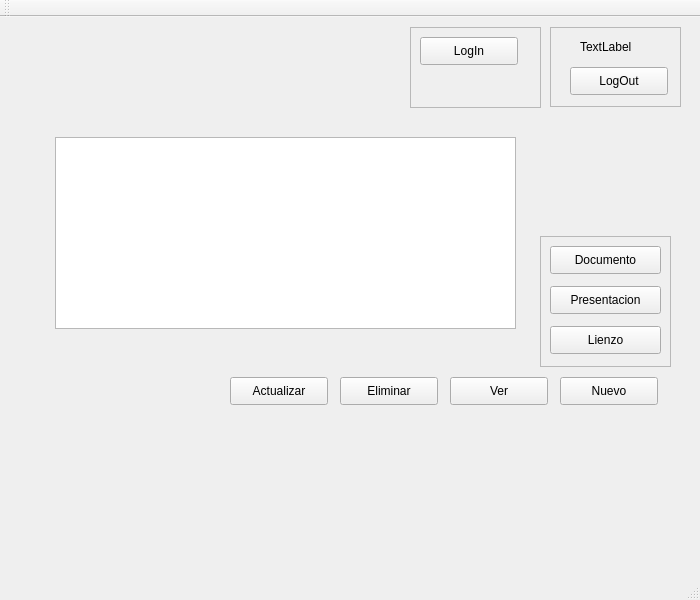
This is mainwindow.ui in MacoChave/Proyecto1_SharedFiles-Client as Qt 5 draws it before an edit. The edited form follows.
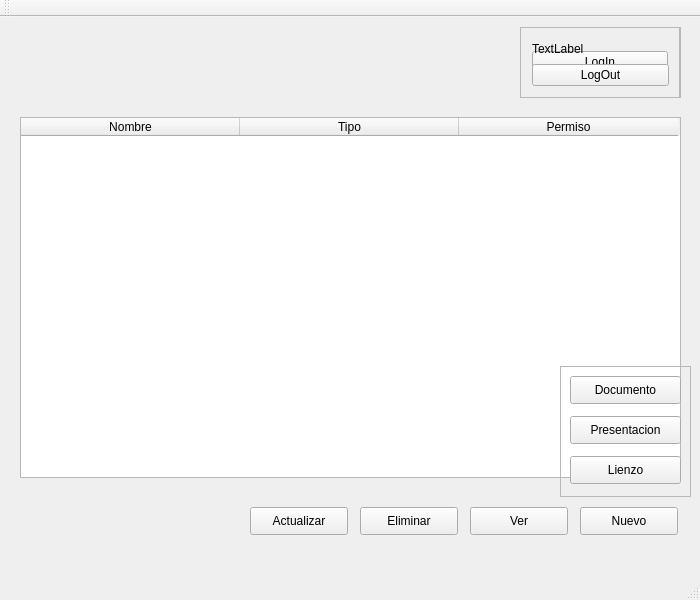
This is the edited form.

```diff
--- a/mainwindow.ui
+++ b/mainwindow.ui
@@ -17,20 +17,50 @@
    <widget class="QTableWidget" name="tblDocumentos">
     <property name="geometry">
      <rect>
-      <x>55</x>
-      <y>120</y>
-      <width>461</width>
-      <height>192</height>
+      <x>20</x>
+      <y>100</y>
+      <width>661</width>
+      <height>361</height>
      </rect>
     </property>
+    <property name="showGrid">
+     <bool>true</bool>
+    </property>
+    <property name="gridStyle">
+     <enum>Qt::SolidLine</enum>
+    </property>
+    <attribute name="horizontalHeaderVisible">
+     <bool>true</bool>
+    </attribute>
+    <attribute name="horizontalHeaderCascadingSectionResizes">
+     <bool>false</bool>
+    </attribute>
+    <attribute name="horizontalHeaderDefaultSectionSize">
+     <number>219</number>
+    </attribute>
+    <column>
+     <property name="text">
+      <string>Nombre</string>
+     </property>
+    </column>
+    <column>
+     <property name="text">
+      <string>Tipo</string>
+     </property>
+    </column>
+    <column>
+     <property name="text">
+      <string>Permiso</string>
+     </property>
+    </column>
    </widget>
    <widget class="QFrame" name="frmLogin">
     <property name="geometry">
      <rect>
-      <x>410</x>
+      <x>520</x>
       <y>10</y>
-      <width>131</width>
-      <height>81</height>
+      <width>160</width>
+      <height>71</height>
      </rect>
     </property>
     <property name="frameShape">
@@ -39,27 +69,23 @@
     <property name="frameShadow">
      <enum>QFrame::Raised</enum>
     </property>
+    <layout class="QGridLayout" name="gridLayout">
+     <item row="0" column="0">
     <widget class="QPushButton" name="btnLogin">
-     <property name="geometry">
-      <rect>
-       <x>10</x>
-       <y>10</y>
-       <width>98</width>
-       <height>28</height>
-      </rect>
-     </property>
      <property name="text">
       <string>LogIn</string>
      </property>
     </widget>
+     </item>
+    </layout>
    </widget>
    <widget class="QFrame" name="frmLogout">
     <property name="geometry">
      <rect>
-      <x>550</x>
+      <x>520</x>
       <y>10</y>
-      <width>131</width>
-      <height>80</height>
+      <width>161</width>
+      <height>71</height>
      </rect>
     </property>
     <property name="frameShape">
@@ -68,38 +94,28 @@
     <property name="frameShadow">
      <enum>QFrame::Raised</enum>
     </property>
+    <layout class="QGridLayout" name="gridLayout_2">
+     <item row="0" column="0">
     <widget class="QLabel" name="lblUsuario">
-     <property name="geometry">
-      <rect>
-       <x>30</x>
-       <y>10</y>
-       <width>81</width>
-       <height>20</height>
-      </rect>
-     </property>
      <property name="text">
       <string>TextLabel</string>
      </property>
     </widget>
+     </item>
+     <item row="1" column="0">
     <widget class="QPushButton" name="btnLogout">
-     <property name="geometry">
-      <rect>
-       <x>20</x>
-       <y>40</y>
-       <width>98</width>
-       <height>28</height>
-      </rect>
-     </property>
      <property name="text">
       <string>LogOut</string>
      </property>
     </widget>
+     </item>
+    </layout>
    </widget>
    <widget class="QPushButton" name="btnNuevo">
     <property name="geometry">
      <rect>
-      <x>560</x>
-      <y>360</y>
+      <x>580</x>
+      <y>490</y>
       <width>98</width>
       <height>28</height>
      </rect>
@@ -111,8 +127,8 @@
    <widget class="QPushButton" name="btnVer">
     <property name="geometry">
      <rect>
-      <x>450</x>
-      <y>360</y>
+      <x>470</x>
+      <y>490</y>
       <width>98</width>
       <height>28</height>
      </rect>
@@ -124,8 +140,8 @@
    <widget class="QPushButton" name="btnEliminar">
     <property name="geometry">
      <rect>
-      <x>340</x>
-      <y>360</y>
+      <x>360</x>
+      <y>490</y>
       <width>98</width>
       <height>28</height>
      </rect>
@@ -137,8 +153,8 @@
    <widget class="QPushButton" name="btnActualizar">
     <property name="geometry">
      <rect>
-      <x>230</x>
-      <y>360</y>
+      <x>250</x>
+      <y>490</y>
       <width>98</width>
       <height>28</height>
      </rect>
@@ -150,8 +166,8 @@
    <widget class="QFrame" name="frmNuevo">
     <property name="geometry">
      <rect>
-      <x>540</x>
-      <y>219</y>
+      <x>560</x>
+      <y>349</y>
       <width>131</width>
       <height>131</height>
      </rect>
```
Lines whose indentation alone changed are shown as unchanged.
